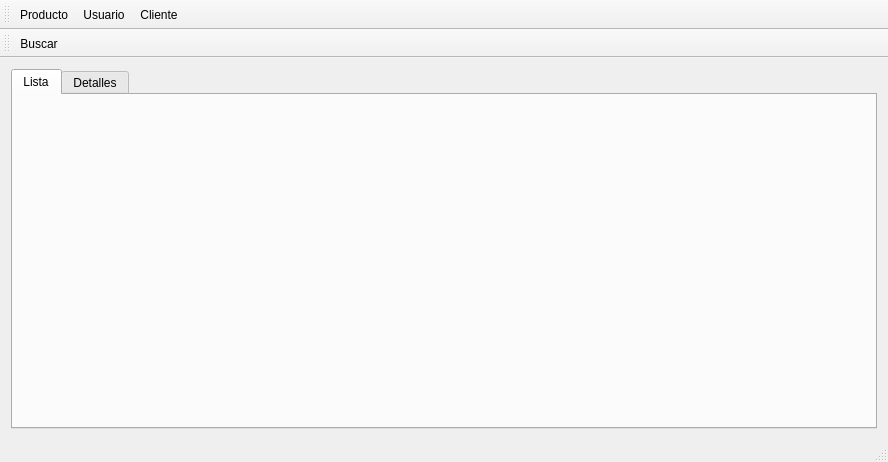
Before: the Qt Designer form mainwindow.ui in benArambide/ProyFinal-IS2, drawn with Qt 5.
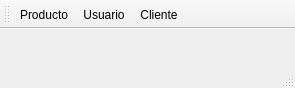
After: the same form once the commit is applied. Icons and pictures are not drawn.

Commit message: uis formateto final

What changed in the file:
```diff
--- a/mainwindow.ui
+++ b/mainwindow.ui
@@ -6,8 +6,8 @@
    <rect>
     <x>0</x>
     <y>0</y>
-    <width>888</width>
-    <height>462</height>
+    <width>295</width>
+    <height>88</height>
    </rect>
   </property>
   <property name="windowTitle">
@@ -27,25 +27,7 @@
    <enum>Qt::ToolButtonTextBesideIcon</enum>
   </property>
   <widget class="QWidget" name="centralWidget">
-   <layout class="QGridLayout" name="gridLayout">
-    <item row="0" column="0">
-     <widget class="QTabWidget" name="tabWidget_main">
-      <property name="currentIndex">
-       <number>0</number>
-      </property>
-      <widget class="QWidget" name="tab_list">
-       <attribute name="title">
-        <string>Lista</string>
-       </attribute>
-      </widget>
-      <widget class="QWidget" name="tab_details">
-       <attribute name="title">
-        <string>Detalles</string>
-       </attribute>
-      </widget>
-     </widget>
-    </item>
-   </layout>
+   <layout class="QGridLayout" name="gridLayout"/>
   </widget>
   <widget class="QToolBar" name="toolBar_modulos">
    <property name="windowTitle">
@@ -75,24 +57,6 @@
     <cursorShape>IBeamCursor</cursorShape>
    </property>
   </widget>
-  <widget class="QToolBar" name="toolBar">
-   <property name="windowTitle">
-    <string>toolBar</string>
-   </property>
-   <property name="iconSize">
-    <size>
-     <width>36</width>
-     <height>36</height>
-    </size>
-   </property>
-   <attribute name="toolBarArea">
-    <enum>TopToolBarArea</enum>
-   </attribute>
-   <attribute name="toolBarBreak">
-    <bool>true</bool>
-   </attribute>
-   <addaction name="actionBuscar"/>
-  </widget>
   <action name="actionProducto">
    <property name="icon">
     <iconset resource="Icons/Icons.qrc">
```
The commit also changes 4 other files.
